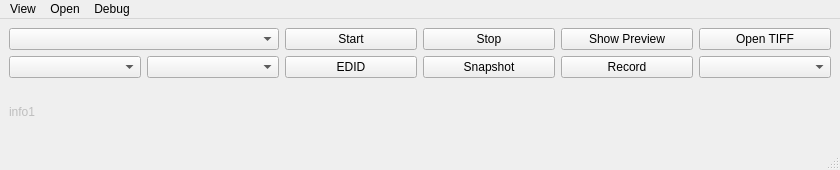
Before: the Qt Designer form apps/qt6_viewer/mainwindow.ui in MarquezLin/Gcapture_qt6_srcroot, drawn with Qt 5.
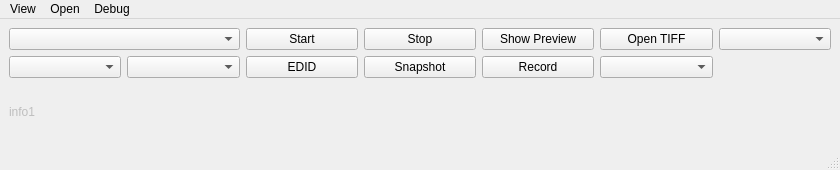
After: the same form once the commit is applied. Icons and pictures are not drawn.

Commit message:
Add selectable preview bit depth mode
- Add Preview mode combo box: Auto, 10-bit, and 8-bit
- Support preview swapchain mode selection through SDK API
- Auto / 10-bit mode try R10G10B10A2 first, then fallback to B8G8R8A8
- 8-bit mode forces B8G8R8A8 preview swapchain
- Log requested preview mode and actual swapchain format
- Allow changing preview bit depth while capture is running
- Recreate preview swapchain on the next frame after mode change

Diff of the .ui file:
```diff
--- a/apps/qt6_viewer/mainwindow.ui
+++ b/apps/qt6_viewer/mainwindow.ui
@@ -96,6 +96,9 @@
       </property>
      </widget>
     </item>
+    <item row="0" column="6">
+     <widget class="QComboBox" name="comboPreviewBitDepth"/>
+    </item>
    </layout>
   </widget>
   <widget class="QMenuBar" name="menubar">
```
The commit also changes 7 other files.
